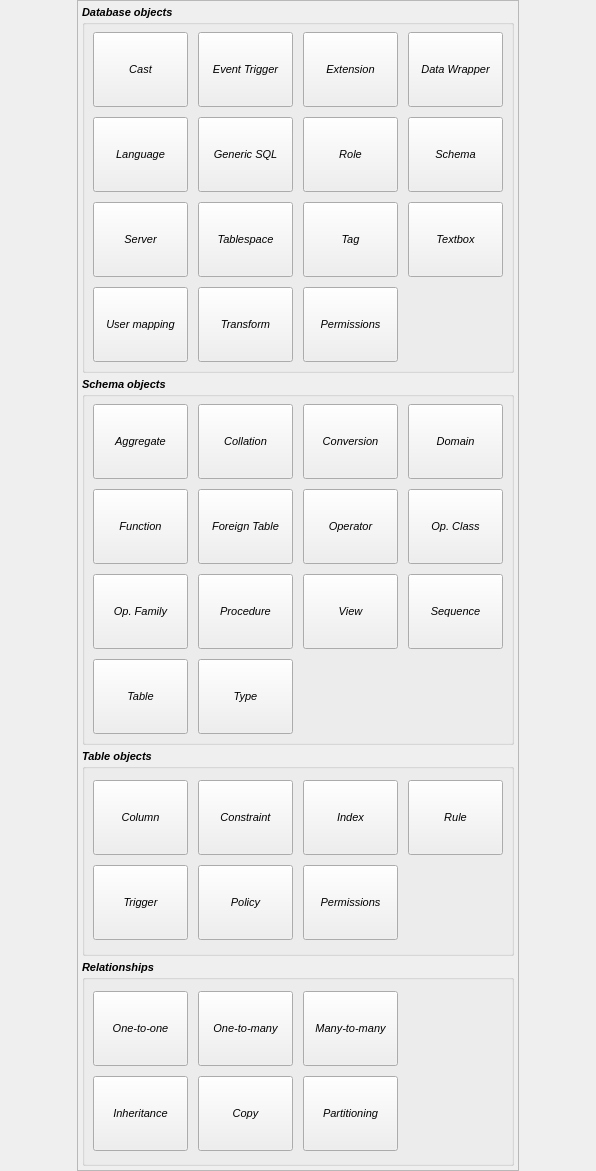
Before: the Qt Designer form libpgmodeler_ui/ui/newobjectoverlaywidget.ui in pgmodeler/pgmodeler, drawn with Qt 5.
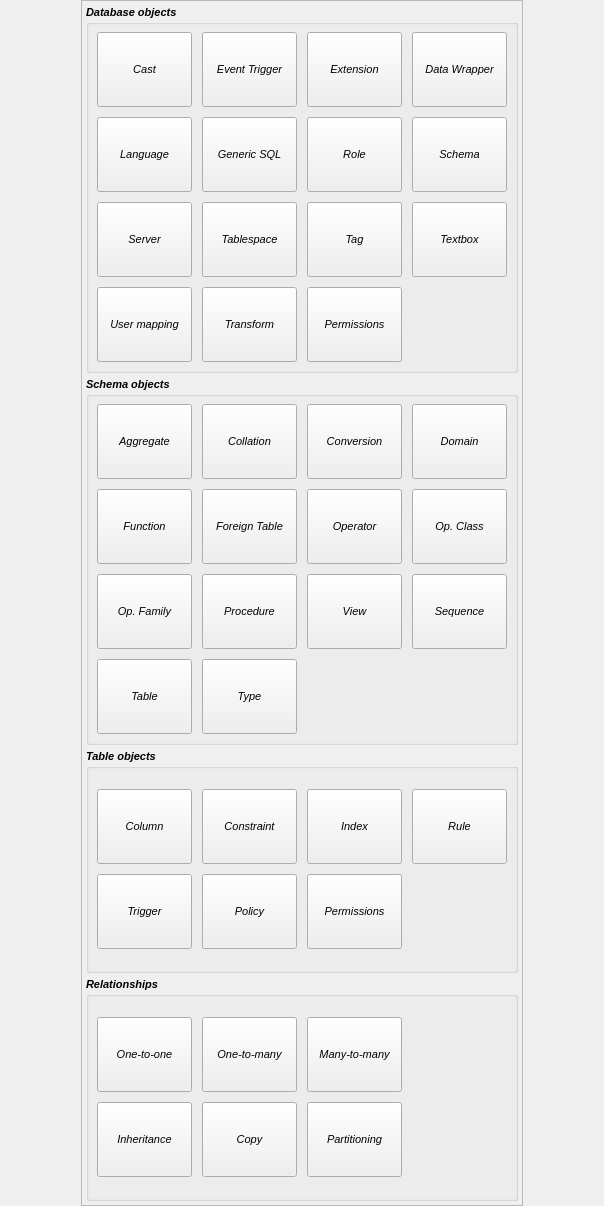
After: the same form once the commit is applied. Icons and pictures are not drawn.

Commit message: Improved the NewObjectOverlayWidget in such a way to allow only one action to be executed at a time.

What changed in the file:
```diff
--- a/libpgmodeler_ui/ui/newobjectoverlaywidget.ui
+++ b/libpgmodeler_ui/ui/newobjectoverlaywidget.ui
@@ -6,8 +6,8 @@
    <rect>
     <x>0</x>
     <y>0</y>
-    <width>596</width>
-    <height>1171</height>
+    <width>604</width>
+    <height>1206</height>
    </rect>
   </property>
   <property name="sizePolicy">
```
Left out of the diff: 45 changed lines with no effect on the pictures. The commit also changes 2 other files.
